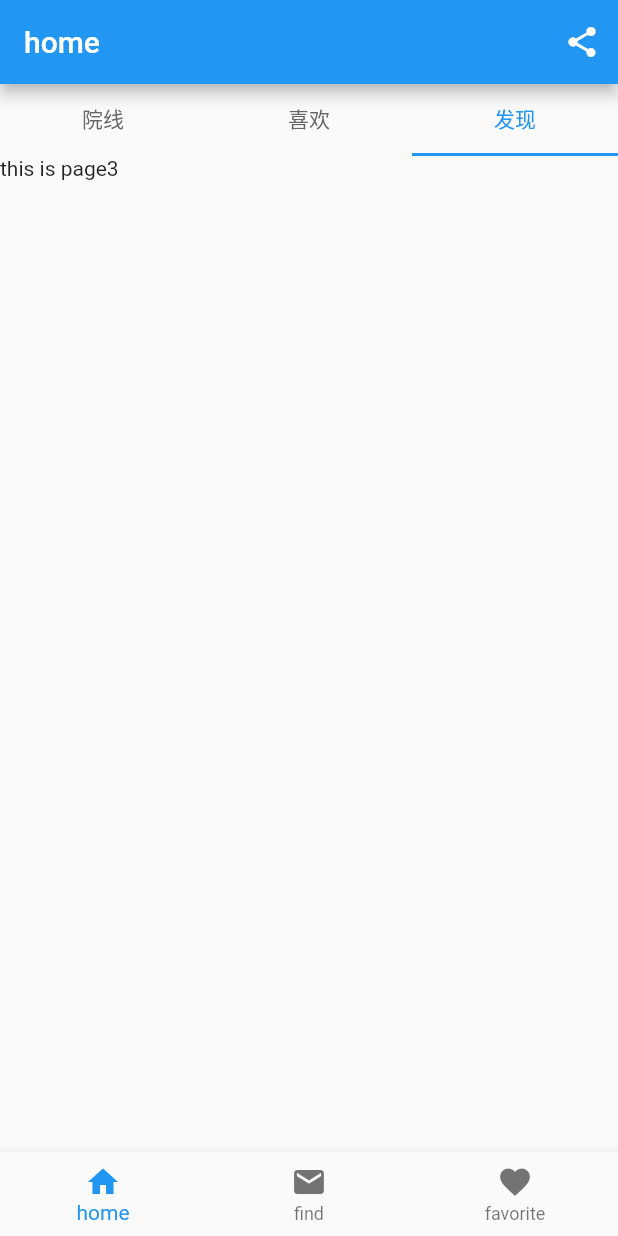
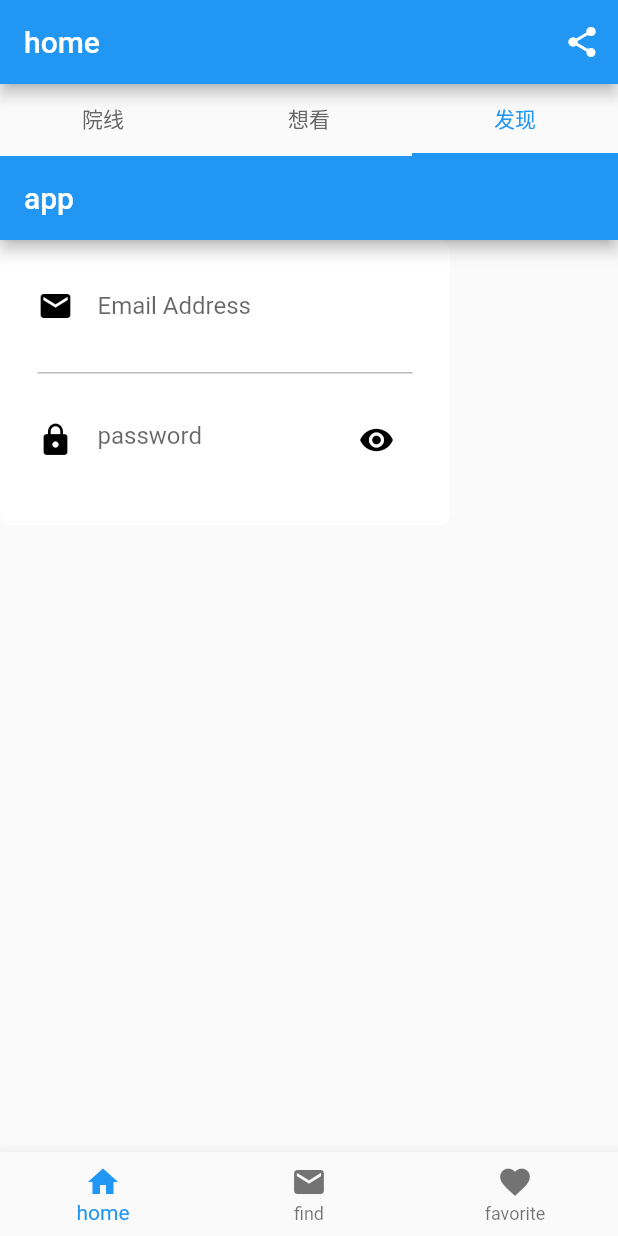
Before and after one commit to kentlee2/Flutter_study, a Flutter app: the screen it shows after launch, tab 3 chosen, on a phone screen of 412 x 824 dp. Run offline on Flutter 3.47's test engine with Material 2 defaults, Android fonts, the phone set to English and light mode, and no system bars; our stand-ins replace dio, sqflite; accounts and stored records are empty; network calls fail.

Commit message:
修改首页，添加收藏，新增登录页面

```diff
--- a/lib/HomePage.dart
+++ b/lib/HomePage.dart
@@ -17,7 +17,7 @@ class _MyHomeAppState extends State<HomePage>
   TabController _tabController;
   List<Tab> titleTabs = <Tab>[
     Tab(text: '院线'),
-    Tab(text: '喜欢'),
+    Tab(text: '想看'),
     Tab(text: '发现'),
   ];
   List<Widget> tabViews = [TheaterMovie(), page2(), page3()];
@@ -25,6 +25,7 @@ class _MyHomeAppState extends State<HomePage>
   @override
   void initState() {
     super.initState();
+
     _tabController = new TabController(vsync: this, length: 3);
     _tabController.addListener(() {
       if (_tabController.indexIsChanging) {
--- a/lib/home/page3.dart
+++ b/lib/home/page3.dart
@@ -1,11 +1,110 @@
 import 'package:flutter/material.dart';
-class page3 extends StatelessWidget{
+
+class page3 extends StatefulWidget {
+  @override
+  _LoginPageState createState() => _LoginPageState();
+}
+
+class _LoginPageState extends State<page3> {
+  /**
+   * 利用FocusNode和FocusScopeNode来控制焦点
+   * 可以通过FocusNode.of(context)来获取widget树中默认的FocusScopeNode
+   */
+  FocusNode emailFocusNode = new FocusNode();
+  FocusNode passwordFocusNode = new FocusNode();
+  FocusScopeNode focusScopeNode = new FocusScopeNode();
+  bool isShowPassWord = false;
   @override
   Widget build(BuildContext context) {
-    // TODO: implement build
-    return new Container(
-      child: new Text("this is page3")
+    return buildSignInTextForm();
+  }
+  /**
+   * 点击控制密码是否显示
+   */
+  void showPassWord() {
+    setState(() {
+      isShowPassWord = !isShowPassWord;
+    });
+  }
+  Widget buildSignInTextForm() {
+    return new Scaffold(
+      appBar: AppBar(
+        title: Text("app"),
+      ),
+      body: new Container(
+        decoration: new BoxDecoration(
+            borderRadius: BorderRadius.all(Radius.circular(8)),
+            color: Colors.white),
+        width: 300,
+        height: 190,
+        child: new Form(
+            child: new Column(
+              mainAxisSize: MainAxisSize.min,
+              children: <Widget>[
+                Flexible(
+                  child: Padding(
+                    padding: const EdgeInsets.only(
+                        left: 25, right: 25, top: 20, bottom: 20),
+                    child: new TextFormField(
+                      focusNode: emailFocusNode,
+                      onEditingComplete: () {
+                        if(focusScopeNode==null){
+                          focusScopeNode==FocusScope.of(context);
+                        }
+                        focusScopeNode.requestFocus(passwordFocusNode);
+                      },
+                      decoration: new InputDecoration(
+                          icon: new Icon(Icons.email,color: Colors.black,),
+                          hintText: "Email Address",
+                          border: InputBorder.none
+                      ),
+                      style: new TextStyle(fontSize: 16,color: Colors.black),
+                      validator: (value){
+                        if(value.isEmpty){
+                          return "Email can not be empty!";
+                        }
+                      },
+                      onSaved: (value){
+
+                      },
+
+                    ),
+                  ),
+                ),
+                new Container(
+                  height: 1,
+                  width: 250,
+                  color: Colors.grey[400],
+                ),
+                Flexible(
+                  child: Padding(
+                    padding:const EdgeInsets.only(left: 25,right: 25,top: 20),
+                    child:new TextFormField(
+                      focusNode: passwordFocusNode,
+                      decoration: new InputDecoration(
+                          icon: new Icon(Icons.lock,color: Colors.black,),
+                          hintText: "password",
+                          border: InputBorder.none,
+                          suffixIcon: new IconButton(icon: new Icon(Icons.remove_red_eye,color: Colors.black,),
+                              onPressed: showPassWord)
+                      ),
+                      obscureText: !isShowPassWord,
+                      style: new TextStyle(fontSize: 16,color: Colors.black),
+                      validator: (value){
+                        if(value==null || value.isEmpty || value.length<6){
+                          return "Password'length must longer than 6!";
+                        }
+                      },
+                      onSaved: (value){
+
+                      },
+                    ) ,
+                  ),
+                )
+              ],
+            )),
+      ),
     );
+
   }
-
 }
--- a/pubspec.yaml
+++ b/pubspec.yaml
@@ -24,6 +24,7 @@ dependencies:
   # The following adds the Cupertino Icons font to your application.
   # Use with the CupertinoIcons class for iOS style icons.
   cupertino_icons: ^0.1.2
+  sqflite: ^1.1.5
 assets:
     - assets/my.png
 
```
Also changed, not shown: lib/PersonPage.dart (+6 -1 lines), lib/home/Login.dart (added, +103 -0 lines), lib/home/TheaterMovie.dart (+48 -6 lines), lib/home/page2.dart (+24 -6 lines), lib/utils/DbProvider.dart (added, +75 -0 lines), pubspec.lock, 2 other files.
